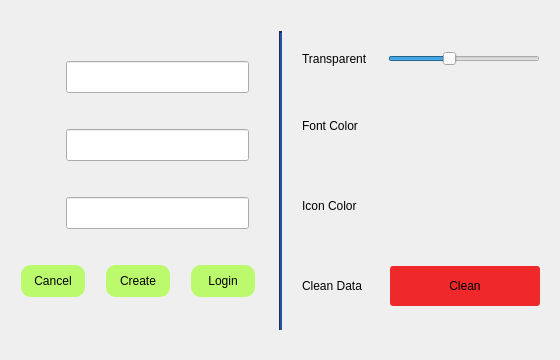
This is deltaNote-window-client/login.ui in delta1037/deltaNote as Qt 5 draws it before an edit. The edited form follows.
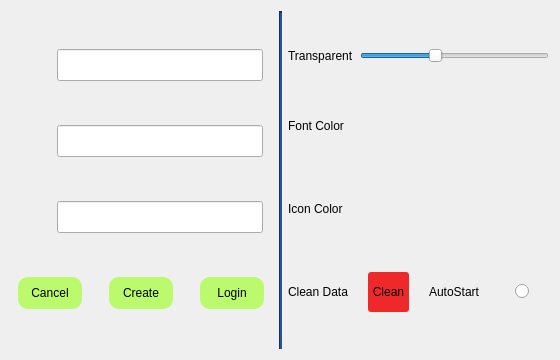
This is the edited form. Icons and pictures are not drawn.

Patch:
```diff
--- a/deltaNote-window-client/login.ui
+++ b/deltaNote-window-client/login.ui
@@ -25,22 +25,19 @@
   <property name="windowTitle">
    <string>Setting</string>
   </property>
-  <layout class="QHBoxLayout" name="horizontalLayout_9">
-   <property name="spacing">
-    <number>20</number>
-   </property>
-   <property name="leftMargin">
-    <number>20</number>
-   </property>
-   <property name="topMargin">
-    <number>31</number>
-   </property>
-   <property name="rightMargin">
-    <number>20</number>
-   </property>
-   <property name="bottomMargin">
-    <number>30</number>
-   </property>
+  <property name="windowOpacity">
+   <double>-0.500000000000000</double>
+  </property>
+  <property name="autoFillBackground">
+   <bool>true</bool>
+  </property>
+  <property name="styleSheet">
+   <string notr="true"/>
+  </property>
+  <property name="sizeGripEnabled">
+   <bool>false</bool>
+  </property>
+  <layout class="QHBoxLayout" name="horizontalLayout_11">
    <item>
     <layout class="QVBoxLayout" name="verticalLayout">
      <property name="spacing">
@@ -447,6 +444,11 @@
       </layout>
      </item>
      <item>
+      <layout class="QHBoxLayout" name="horizontalLayout_10">
+       <property name="spacing">
+        <number>20</number>
+       </property>
+       <item>
       <layout class="QHBoxLayout" name="horizontalLayout_8">
        <item>
         <widget class="QLabel" name="clearDataLabel">
@@ -459,7 +461,7 @@
         <widget class="QPushButton" name="clearData">
          <property name="minimumSize">
           <size>
-           <width>150</width>
+             <width>0</width>
            <height>40</height>
           </size>
          </property>
@@ -477,6 +479,32 @@
           <string>Clean</string>
          </property>
         </widget>
+         </item>
+        </layout>
+       </item>
+       <item>
+        <layout class="QHBoxLayout" name="horizontalLayout_9">
+         <property name="rightMargin">
+          <number>20</number>
+         </property>
+         <item>
+          <widget class="QLabel" name="clearDataLabel_2">
+           <property name="text">
+            <string>AutoStart</string>
+           </property>
+          </widget>
+         </item>
+         <item>
+          <widget class="QRadioButton" name="radioButton">
+           <property name="layoutDirection">
+            <enum>Qt::RightToLeft</enum>
+           </property>
+           <property name="text">
+            <string/>
+           </property>
+          </widget>
+         </item>
+        </layout>
        </item>
       </layout>
      </item>
```
Lines whose indentation alone changed are shown as unchanged.
